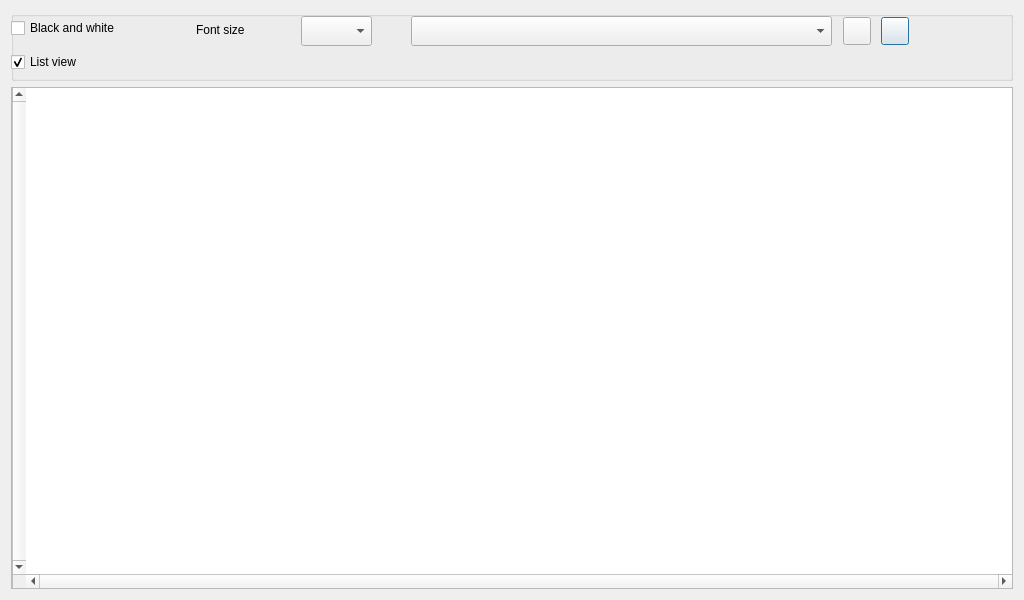
Qt form GUI_UIs/ui_dialog_graph.ui (ccbogel/QualCoder) before a commit.
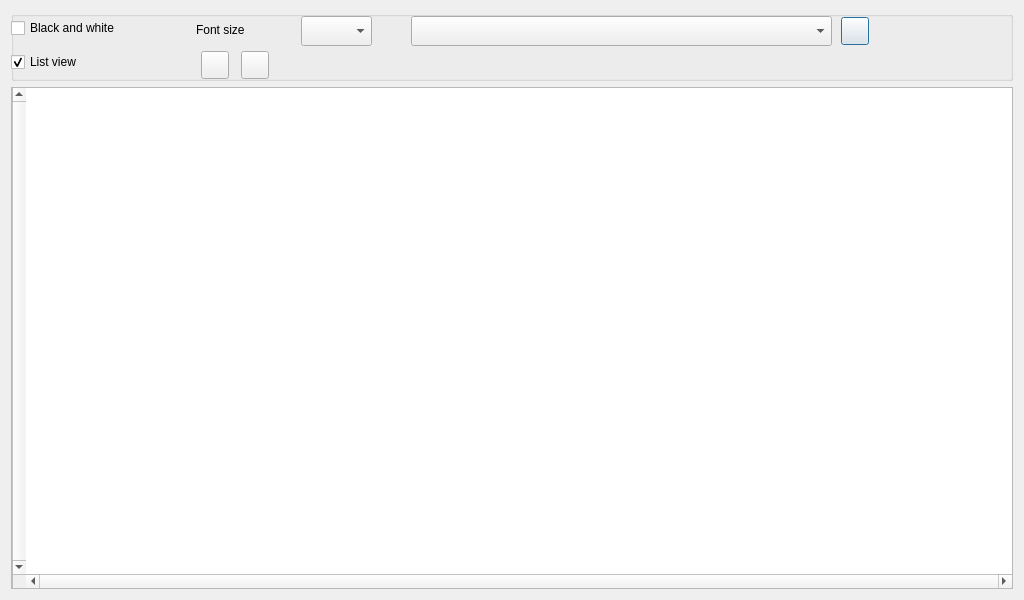
The same form after that commit.

```diff
--- a/GUI_UIs/ui_dialog_graph.ui
+++ b/GUI_UIs/ui_dialog_graph.ui
@@ -89,7 +89,7 @@
      <widget class="QPushButton" name="pushButton_export">
       <property name="geometry">
        <rect>
-        <x>870</x>
+        <x>830</x>
         <y>6</y>
         <width>28</width>
         <height>28</height>
@@ -115,7 +115,7 @@
      <widget class="QLabel" name="label_zoom">
       <property name="geometry">
        <rect>
-        <x>910</x>
+        <x>870</x>
         <y>7</y>
         <width>28</width>
         <height>28</height>
@@ -131,14 +131,30 @@
      <widget class="QPushButton" name="pushButton_reveal">
       <property name="geometry">
        <rect>
-        <x>832</x>
-        <y>6</y>
+        <x>190</x>
+        <y>40</y>
         <width>28</width>
         <height>28</height>
        </rect>
       </property>
       <property name="toolTip">
-       <string>Show hidden items</string>
+       <string>Reveal hidden items</string>
+      </property>
+      <property name="text">
+       <string/>
+      </property>
+     </widget>
+     <widget class="QPushButton" name="pushButton_file">
+      <property name="geometry">
+       <rect>
+        <x>230</x>
+        <y>40</y>
+        <width>28</width>
+        <height>28</height>
+       </rect>
+      </property>
+      <property name="toolTip">
+       <string>Show selected files</string>
       </property>
       <property name="text">
        <string/>
```
